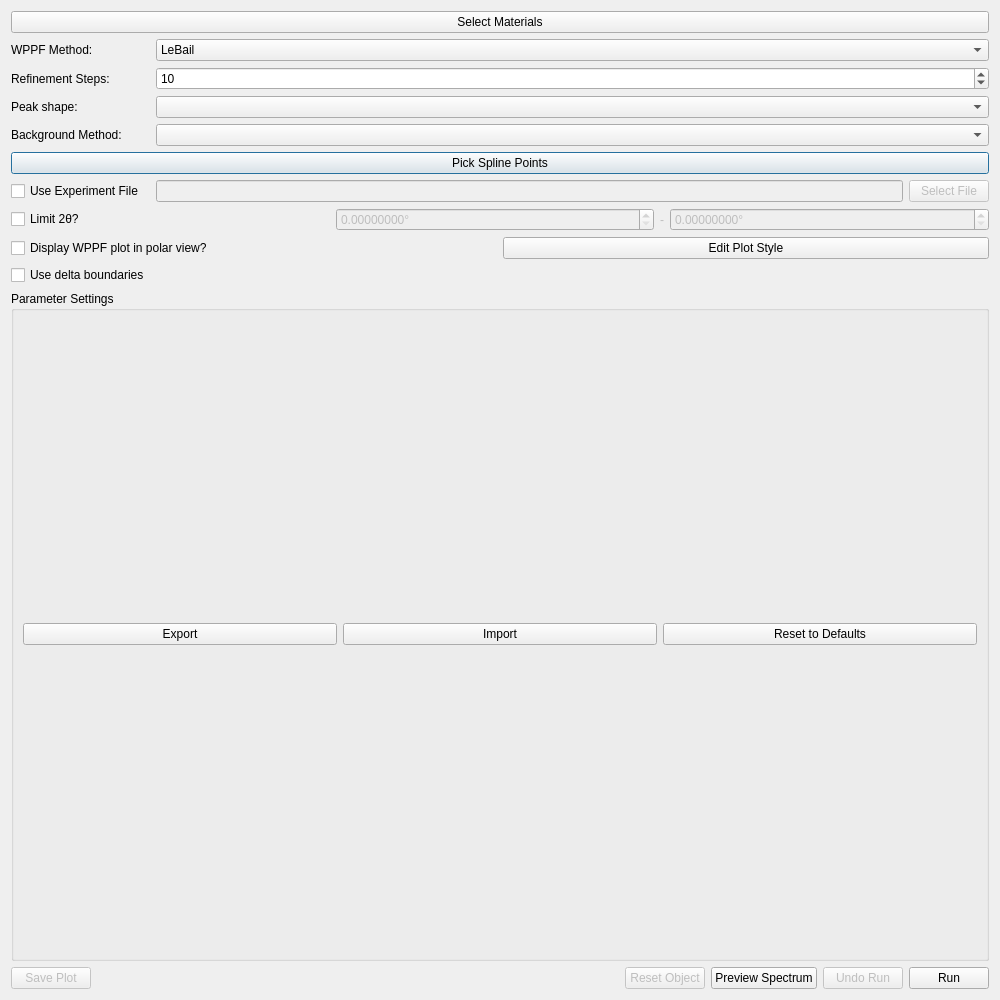
First picture: the form in hexrdgui/resources/ui/wppf_options_dialog.ui, repository HEXRD/hexrdgui, before the edit.
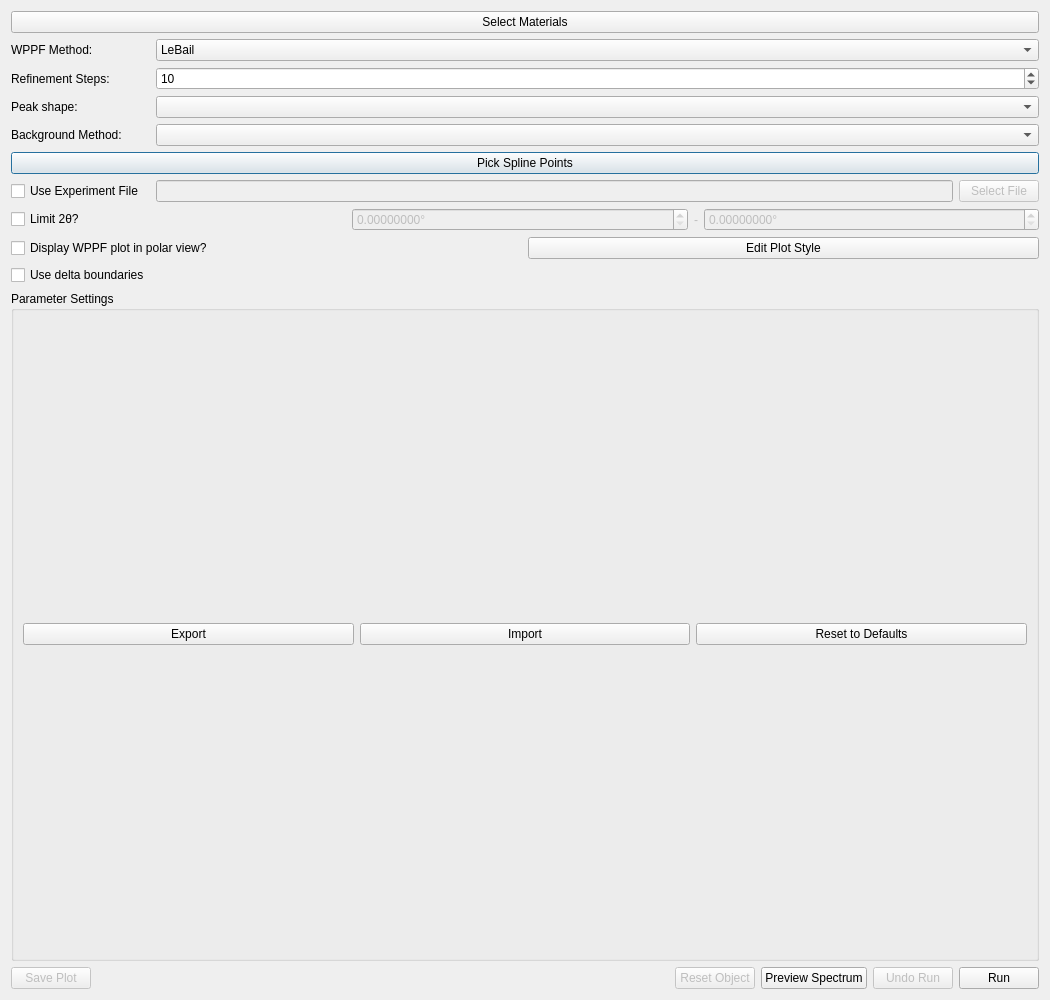
Second picture: the form after the edit. Icons and pictures are not drawn. Custom widgets are drawn as their Qt base class.

Diff of the .ui file:
```diff
--- a/hexrdgui/resources/ui/wppf_options_dialog.ui
+++ b/hexrdgui/resources/ui/wppf_options_dialog.ui
@@ -6,7 +6,7 @@
    <rect>
     <x>0</x>
     <y>0</y>
-    <width>1000</width>
+    <width>1050</width>
     <height>1000</height>
    </rect>
   </property>
```
